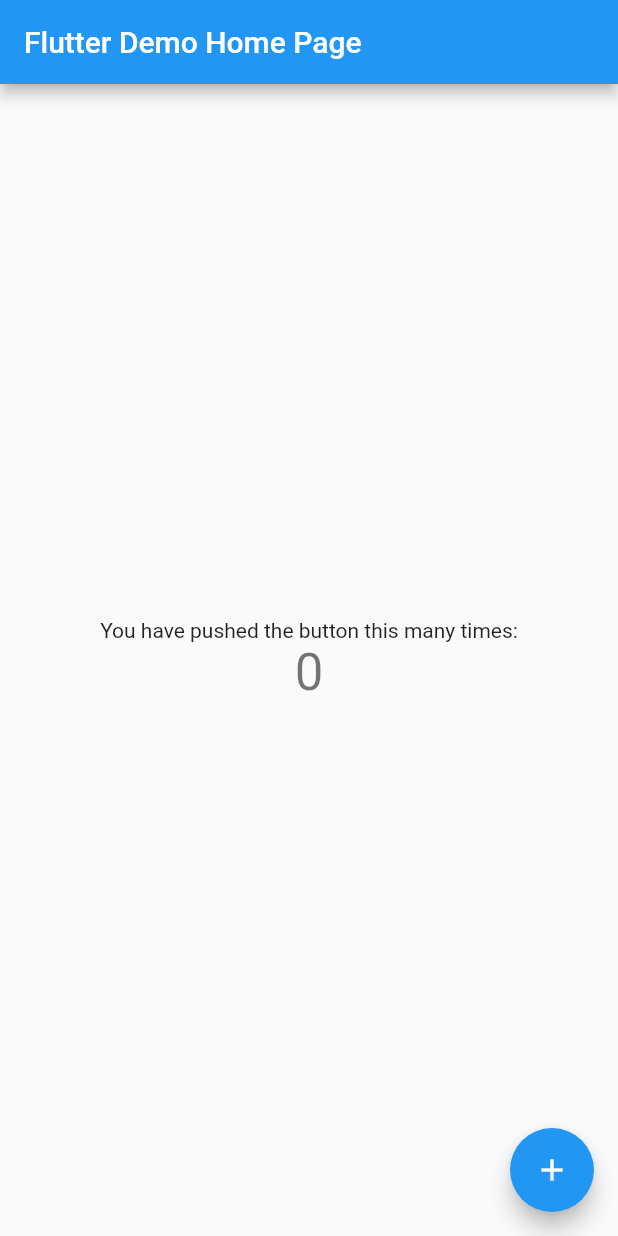
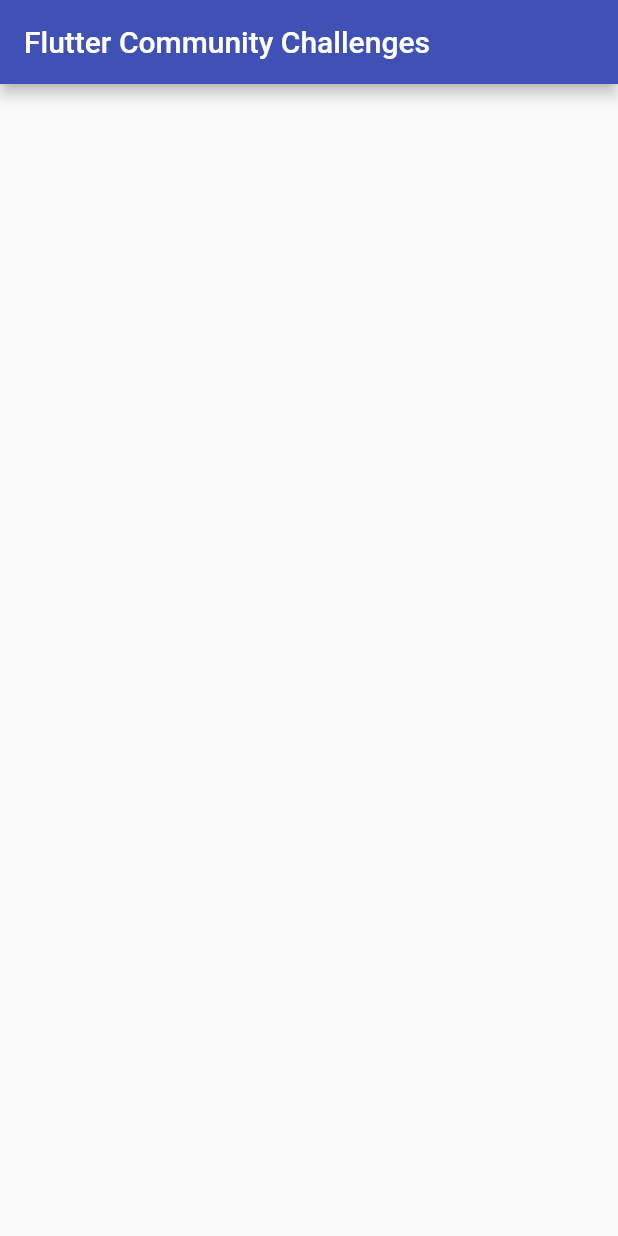
Before and after one commit to ThinkDigitalSoftware/Flutter-Community-Challenges, a Flutter app: the screen it shows after launch, on a phone screen of 412 x 824 dp. Run offline on Flutter 3.47's test engine with Material 2 defaults, Android fonts, the phone set to English and light mode, and no system bars.

Commit message:
remove boilerplate, split out main views into own widget out of main.dart

```diff
--- a/lib/main.dart
+++ b/lib/main.dart
@@ -1,109 +1,17 @@
 import 'package:flutter/material.dart';
+import 'package:flutter_community_challenges/mainViews.dart';
 
-void main() => runApp(new MyApp());
+void main() => runApp(MyApp());
 
 class MyApp extends StatelessWidget {
-  // This widget is the root of your application.
   @override
   Widget build(BuildContext context) {
-    return new MaterialApp(
-      title: 'Flutter Demo',
-      theme: new ThemeData(
-        // This is the theme of your application.
-        //
-        // Try running your application with "flutter run". You'll see the
-        // application has a blue toolbar. Then, without quitting the app, try
-        // changing the primarySwatch below to Colors.green and then invoke
-        // "hot reload" (press "r" in the console where you ran "flutter run",
-        // or press Run > Flutter Hot Reload in IntelliJ). Notice that the
-        // counter didn't reset back to zero; the application is not restarted.
-        primarySwatch: Colors.blue,
+    return MaterialApp(
+      title: 'Flutter Community Challenges',
+      theme: ThemeData(
+        primarySwatch: Colors.indigo,
       ),
-      home: new MyHomePage(title: 'Flutter Demo Home Page'),
+      home: MainViews(title: 'Flutter Community Challenges'),
     );
   }
 }
-
-class MyHomePage extends StatefulWidget {
-  MyHomePage({Key key, this.title}) : super(key: key);
-
-  // This widget is the home page of your application. It is stateful, meaning
-  // that it has a State object (defined below) that contains fields that affect
-  // how it looks.
-
-  // This class is the configuration for the state. It holds the values (in this
-  // case the title) provided by the parent (in this case the App widget) and
-  // used by the build method of the State. Fields in a Widget subclass are
-  // always marked "final".
-
-  final String title;
-
-  @override
-  _MyHomePageState createState() => new _MyHomePageState();
-}
-
-class _MyHomePageState extends State<MyHomePage> {
-  int _counter = 0;
-
-  void _incrementCounter() {
-    setState(() {
-      // This call to setState tells the Flutter framework that something has
-      // changed in this State, which causes it to rerun the build method below
-      // so that the display can reflect the updated values. If we changed
-      // _counter without calling setState(), then the build method would not be
-      // called again, and so nothing would appear to happen.
-      _counter++;
-    });
-  }
-
-  @override
-  Widget build(BuildContext context) {
-    // This method is rerun every time setState is called, for instance as done
-    // by the _incrementCounter method above.
-    //
-    // The Flutter framework has been optimized to make rerunning build methods
-    // fast, so that you can just rebuild anything that needs updating rather
-    // than having to individually change instances of widgets.
-    return new Scaffold(
-      appBar: new AppBar(
-        // Here we take the value from the MyHomePage object that was created by
-        // the App.build method, and use it to set our appbar title.
-        title: new Text(widget.title),
-      ),
-      body: new Center(
-        // Center is a layout widget. It takes a single child and positions it
-        // in the middle of the parent.
-        child: new Column(
-          // Column is also layout widget. It takes a list of children and
-          // arranges them vertically. By default, it sizes itself to fit its
-          // children horizontally, and tries to be as tall as its parent.
-          //
-          // Invoke "debug paint" (press "p" in the console where you ran
-          // "flutter run", or select "Toggle Debug Paint" from the Flutter tool
-          // window in IntelliJ) to see the wireframe for each widget.
-          //
-          // Column has various properties to control how it sizes itself and
-          // how it positions its children. Here we use mainAxisAlignment to
-          // center the children vertically; the main axis here is the vertical
-          // axis because Columns are vertical (the cross axis would be
-          // horizontal).
-          mainAxisAlignment: MainAxisAlignment.center,
-          children: <Widget>[
-            new Text(
-              'You have pushed the button this many times:',
-            ),
-            new Text(
-              '$_counter',
-              style: Theme.of(context).textTheme.display1,
-            ),
-          ],
-        ),
-      ),
-      floatingActionButton: new FloatingActionButton(
-        onPressed: _incrementCounter,
-        tooltip: 'Increment',
-        child: new Icon(Icons.add),
-      ), // This trailing comma makes auto-formatting nicer for build methods.
-    );
-  }
-}
--- /dev/null
+++ b/lib/mainViews.dart
@@ -0,0 +1,25 @@
+import 'package:flutter/material.dart';
+
+class MainViews extends StatefulWidget {
+  MainViews({Key key, this.title}) : super(key: key);
+
+  final String title;
+
+  @override
+  _MainViewsState createState() => _MainViewsState();
+}
+
+class _MainViewsState extends State<MainViews> {
+
+  @override
+  Widget build(BuildContext context) {
+    return Scaffold(
+      appBar: AppBar(
+        title: Text(widget.title),
+      ),
+      body: Container(
+
+      ),
+    );
+  }
+}
```
